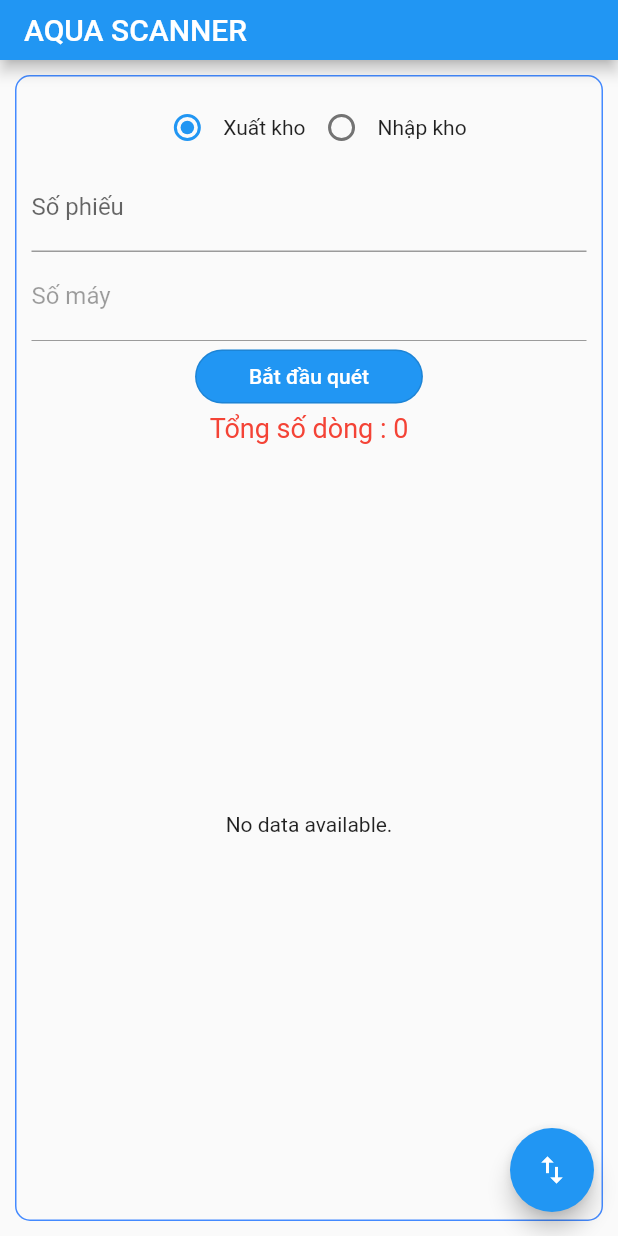
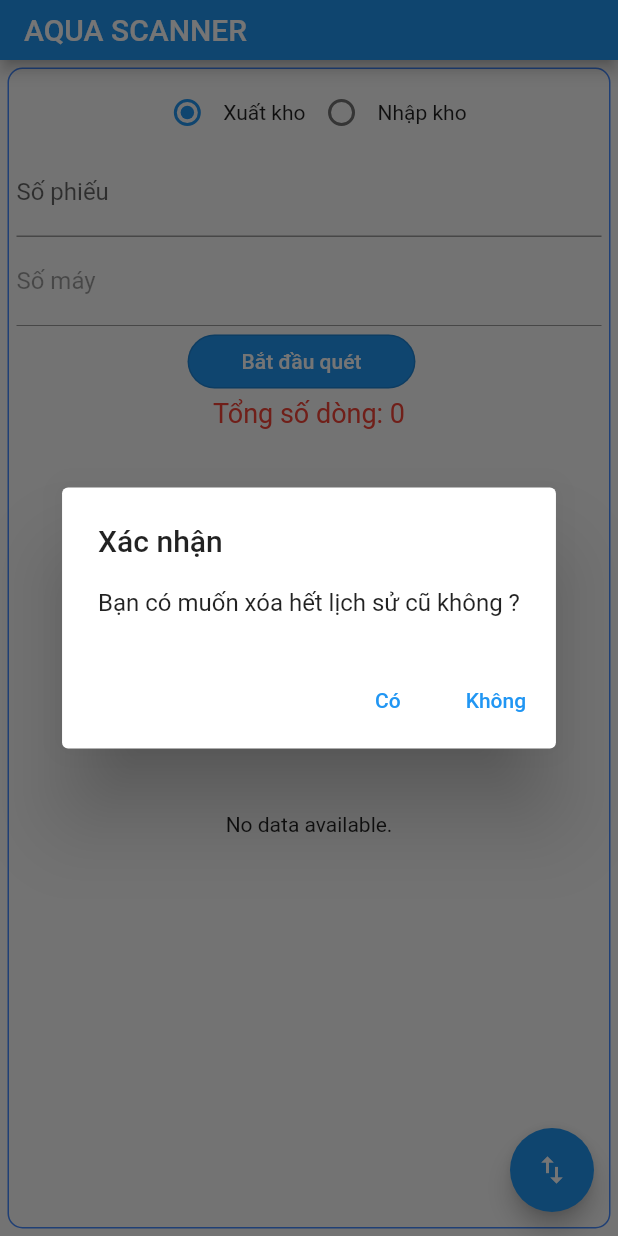
Before and after one commit to devaquavietnam/flutter_scanbarcode, a Flutter app: the screen it shows after launch, after a tap on the "import export" icon, on a phone screen of 412 x 824 dp. Run offline on Flutter 3.47's test engine with Material 2 defaults, Android fonts, the phone set to English and light mode, and no system bars; our stand-ins replace fluttertoast, sqflite; missing offline and left inert: dart:ffi, excel; accounts and stored records are empty.

```diff
--- a/lib/main.dart
+++ b/lib/main.dart
@@ -1,6 +1,4 @@
-// ignore_for_file: prefer_const_constructors, unused_local_variable, unnecessary_new, avoid_print, avoid_function_literals_in_foreach_calls, prefer_interpolation_to_compose_strings, no_leading_for_local_identifiers
-
-import 'dart:ffi';
+// ignore_for_file: prefer_const_constructors, unused_local_variable, unnecessary_new, avoid_print, avoid_function_literals_in_foreach_calls, prefer_interpolation_to_compose_strings, no_leading_for_local_identifiers, depend_on_referenced_packages
 
 import 'package:flutter/material.dart';
 import 'package:flutter_scanbarcode/DAO/dao.dart';
@@ -8,6 +6,7 @@ import 'package:flutter_scanbarcode/DAO/scaninfo.dart';
 import 'dart:io';
 import 'package:path_provider/path_provider.dart';
 import 'package:excel/excel.dart';
+import 'package:fluttertoast/fluttertoast.dart';
 
 void main() {
   runApp(const MyApp());
@@ -64,7 +63,9 @@ class _MyHomePageState extends State<MyHomePage> {
   bool isScaning = false;
   bool isEnableSoPhieu = true;
   bool isEnnaleSerial = false;
+  bool isEnableBtnXoa = false;
   bool isExportAll = true;
+  String notifi = 'Tổng số dòng: ';
   TextEditingController serialnumController = TextEditingController();
   TextEditingController matcodeController = TextEditingController();
   TextEditingController dnnoController = TextEditingController();
@@ -97,11 +98,7 @@ class _MyHomePageState extends State<MyHomePage> {
     //     id: 3, serialnum: "AAAAAA", matcode: "matcode", dnno: "dnno");
     //dao.database();
     //dao.insertData(si);//
-    if (isScaning == true && isExportAll == false) {
-      showAlertDialog(
-          context, "Thông báo", "Vui lòng dừng quét trước khi xuất tất cả");
-      return;
-    }
+
     List<scaninfo> lst = [];
     if (!isExportAll) {
       lst = await dao.getDataShowing();
@@ -165,6 +162,7 @@ class _MyHomePageState extends State<MyHomePage> {
       sc.isshow = 0;
       await dao.updateData(sc);
       _getScanInfoList();
+      notifi = 'Tổng số dòng: $_counter';
     }
     // Lưu file Excel vào thư mục Documents trên thiết bịg
     String filename = 'Aqua_SoMay_' + DateTime.now().toString();
@@ -176,8 +174,19 @@ class _MyHomePageState extends State<MyHomePage> {
       file.writeAsBytes(bytes!);
       //DialogExample();
       // ignore: use_build_context_synchronously
-      showAlertDialog(context, "Thông báo", "Xuất tập tin excel thành công");
+      _showToast("Xuất tập tin excel thành công");
     }
+  }
+
+  _showToast(String message) {
+    Fluttertoast.showToast(
+        msg: message,
+        toastLength: Toast.LENGTH_SHORT,
+        gravity: ToastGravity.CENTER,
+        timeInSecForIosWeb: 1,
+        backgroundColor: Colors.red,
+        textColor: Colors.white,
+        fontSize: 16.0);
   }
 
   showAlertDialog(BuildContext context, String title, String conten) {
@@ -207,11 +216,54 @@ class _MyHomePageState extends State<MyHomePage> {
     );
   }
 
+  _deleteAll() async {
+    await dao.deleteAllData();
+    _getScanInfoList();
+  }
+
+  showAlertDeleteData(BuildContext context, String title, String conten) {
+    // set up the button
+    Widget okButton = TextButton(
+      child: Text("Có"),
+      onPressed: () {
+        Navigator.of(context).pop();
+        _exportExcel();
+        _deleteAll();
+      },
+    );
+    Widget cancelButton = TextButton(
+      child: Text("Không"),
+      onPressed: () {
+        Navigator.of(context).pop();
+        _exportExcel();
+      },
+    );
+
+    // set up the AlertDialog
+    AlertDialog alert = AlertDialog(
+      title: Text(title),
+      content: Text(conten),
+      actions: [
+        okButton,
+        cancelButton,
+      ],
+    );
+
+    // show the dialog
+    showDialog(
+      context: context,
+      builder: (BuildContext context) {
+        return alert;
+      },
+    );
+  }
+
   Future<void> _getScanInfoList() async {
     List<scaninfo> lst = await dao.getDataShowing();
     setState(() {
       _lst = lst;
       _counter = lst.length;
+      notifi = 'Tổng số dòng: $_counter';
     });
   }
 
@@ -219,8 +271,12 @@ class _MyHomePageState extends State<MyHomePage> {
     // Thêm dữ liệu vào database ở đây
     // ...
     // Sau khi thêm dữ liệu thành công, load danh sách mới từ database
+    if (!await dao.checkExisteSerialNumber(scanInfo.serialnum)) {
       dao.insertData(scanInfo);
       await _getScanInfoList();
+    } else {
+      _showToast("Số máy trùng tiếp tục quét");
+    }
   }
 
   final ButtonStyle flatButtonStyle = OutlinedButton.styleFrom(
@@ -244,8 +300,8 @@ class _MyHomePageState extends State<MyHomePage> {
           border: Border.all(color: Colors.blueAccent),
           borderRadius: BorderRadius.circular(10.0),
         ),
-        margin: EdgeInsets.all(10.0),
-        padding: EdgeInsets.all(10.0),
+        margin: EdgeInsets.all(5.0),
+        padding: EdgeInsets.all(5.0),
         child: Column(
           mainAxisAlignment: MainAxisAlignment.center,
           children: <Widget>[
@@ -329,6 +385,11 @@ class _MyHomePageState extends State<MyHomePage> {
                 }
               },
             ),
+            Row(
+              mainAxisAlignment: MainAxisAlignment.center,
+              children: [
+                Row(
+                  children: [
                     OutlinedButton(
                       style: flatButtonStyle,
                       onPressed: () {
@@ -351,8 +412,26 @@ class _MyHomePageState extends State<MyHomePage> {
                       },
                       child: Text(titleButtonScan),
                     ),
+                  ],
+                ),
+                SizedBox(width: 10),
+                // Row(
+                //   children: [
+                //     OutlinedButton(
+                //       style: flatButtonStyle,
+                //       onPressed: () {
+                //         showAlertDeleteData(context, "Xác nhận",
+                //             "Hãy vào nút xuất dữ liệu trước khi xóa. Bạn có muốn xóa toàn bộ dữ liệu không ?");
+                //       },
+                //       child: Text("Xóa hết dữ liệu"),
+                //     ),
+                //   ],
+                // ),
+              ],
+            ),
+
             Text(
-              'Tổng số dòng : $_counter',
+              'Tổng số dòng: $_counter',
               style: TextStyle(
                 color: Colors.red,
                 fontSize: 18,
@@ -415,7 +494,15 @@ class _MyHomePageState extends State<MyHomePage> {
         ),
       ),
       floatingActionButton: FloatingActionButton(
-        onPressed: _exportExcel,
+        onPressed: () {
+          if (isScaning == true && isExportAll == false) {
+            showAlertDialog(context, "Thông báo",
+                "Vui lòng dừng quét trước khi xuất tất cả");
+          } else {
+            showAlertDeleteData(
+                context, "Xác nhận", "Bạn có muốn xóa hết lịch sử cũ không ?");
+          }
+        },
         tooltip: 'Increment',
         child: const Icon(Icons.import_export),
       ),
--- a/pubspec.yaml
+++ b/pubspec.yaml
@@ -38,6 +38,7 @@ dependencies:
   sqflite_migration_service: ^1.0.6
   path_provider: ^2.0.13
   excel: ^2.0.4
+  fluttertoast: ^8.2.1
 
 dev_dependencies:
   flutter_test:
```
Also changed, not shown: lib/DAO/dao.dart (+16 -0 lines), pubspec.lock. Lines whose indentation alone changed are shown as unchanged.
